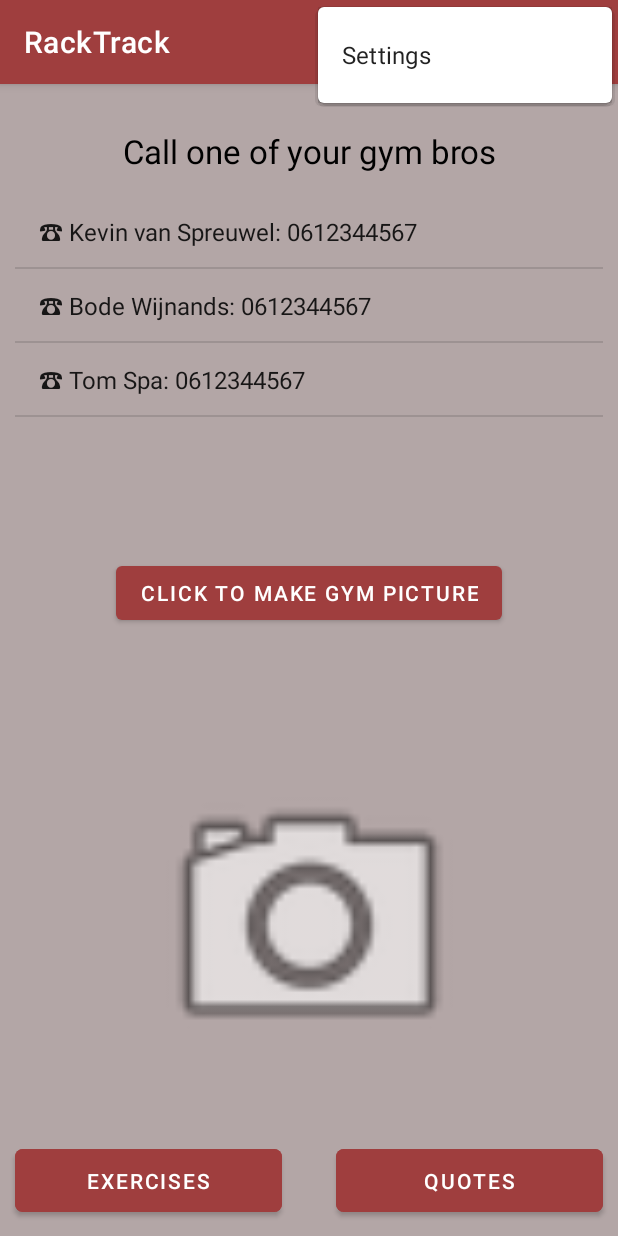
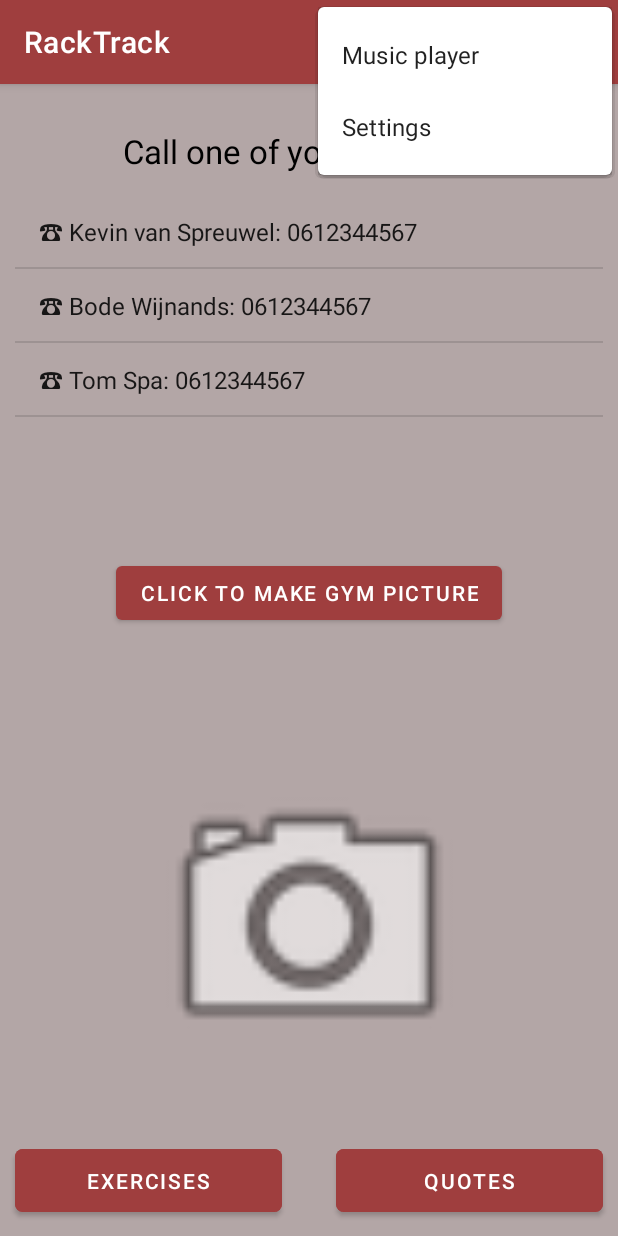
Before and after one commit to tomspa/RackTrack-Android, an Android app: the screen it shows after launch (MainActivity), with the options menu open, on a phone screen of 412 x 824 dp. Run offline under Robolectric (Android 15) with nearby library versions, the phone set to English and light mode, and no system bars.

Commit message:
music service start

```diff
--- a/app/src/main/res/menu/menu.xml
+++ b/app/src/main/res/menu/menu.xml
@@ -1,6 +1,9 @@
 <?xml version="1.0" encoding="utf-8"?>
 <menu xmlns:android="http://schemas.android.com/apk/res/android">
     <item
-        android:title="Settings"
+        android:id="@+id/music_player_button"
+        android:title="@string/music_player_title" />
+    <item
+        android:title="@string/settings_title"
         android:id="@+id/settings_button" />
 </menu>
--- a/app/src/main/res/values/strings.xml
+++ b/app/src/main/res/values/strings.xml
@@ -40,4 +40,6 @@
     <string name="camera_button_text">Click to make gym picture</string>
     <string name="gym_picture_content_description">gym picture</string>
     <string name="allow_camera_access_string">Change app settings to allow access to the camera</string>
+    <string name="music_player_title">Music player</string>
+    <string name="settings_title">Settings</string>
 </resources>
```
Also changed, not shown: app/src/main/java/com/example/racktrack/Music/MusicService.java (added, +16 -0 lines), 1 other file.
